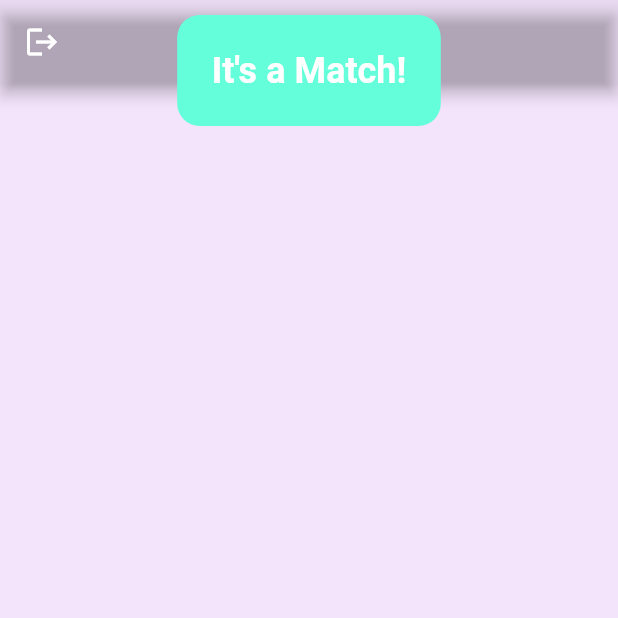
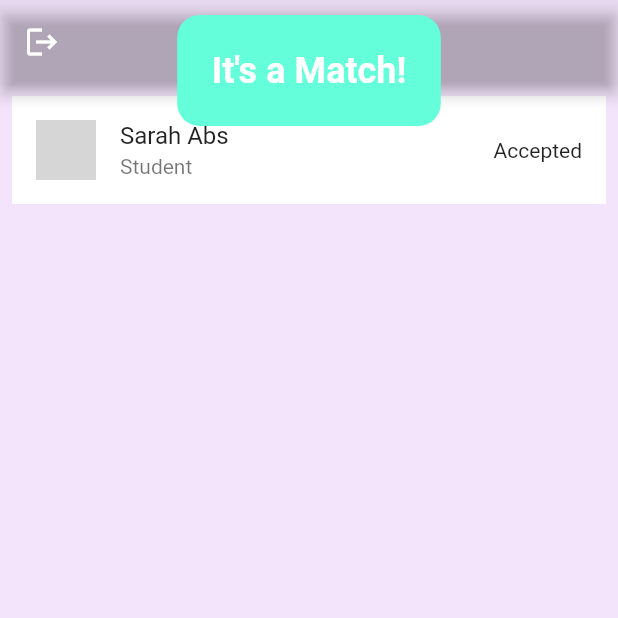
Before and after one commit to laexxtia/flutterkick, a Flutter app: the Mentor_Page screen opened directly, after a tap on "Accept", on a phone screen of 412 x 824 dp, the top half of it. Run offline on Flutter 3.47's test engine with Material 2 defaults, Android fonts, the phone set to English and light mode, and no system bars; our stand-ins replace flutter_styled_toast, flutter_svg, google_fonts, shared_preferences, syncfusion_flutter_calendar; accounts and stored records are empty; network calls fail; grey boxes are pictures that could not be loaded.

Commit message:
Edited Mentor's page
Edited Mentor's page

```diff
--- a/lib/page/Login/components/login_form.dart
+++ b/lib/page/Login/components/login_form.dart
@@ -11,6 +11,9 @@ class LoginForm extends StatelessWidget {
 
   @override
   Widget build(BuildContext context) {
+    final TextEditingController _controllerEmail = TextEditingController(text: "john.doe@gmail.com");
+    final TextEditingController _controllerPwd = TextEditingController(text: "********");
+
     return Form(
       child: Column(
         children: [
@@ -19,6 +22,7 @@ class LoginForm extends StatelessWidget {
             textInputAction: TextInputAction.next,
             cursorColor: kPrimaryColor,
             onSaved: (email) {},
+            controller: _controllerEmail,
             decoration: InputDecoration(
               hintText: "Your email",
               prefixIcon: Padding(
@@ -33,6 +37,7 @@ class LoginForm extends StatelessWidget {
               textInputAction: TextInputAction.done,
               obscureText: true,
               cursorColor: kPrimaryColor,
+              controller: _controllerPwd,
               decoration: InputDecoration(
                 hintText: "Your password",
                 prefixIcon: Padding(
--- a/lib/page/mentor_page.dart
+++ b/lib/page/mentor_page.dart
@@ -104,6 +104,14 @@ class _Mentor_PageState extends State<Mentor_Page> {
                             ],
                           )
                         );
+                      } else {
+                        return ListTile(
+                            tileColor: Colors.white,
+                            title: Text(user.name),
+                            subtitle: Text("Student"),
+                            leading: CircleAvatar(backgroundImage: NetworkImage(user.imagePath)),
+                            trailing: Text("Accepted"),
+                        );
                       }
                       return Text("");
                     },
```
Also changed, not shown: lib/page/edit_profile_page.dart (+0 -9 lines), lib/page/main_cards.dart (+24 -0 lines), lib/page/past_matches.dart (+23 -3 lines).
